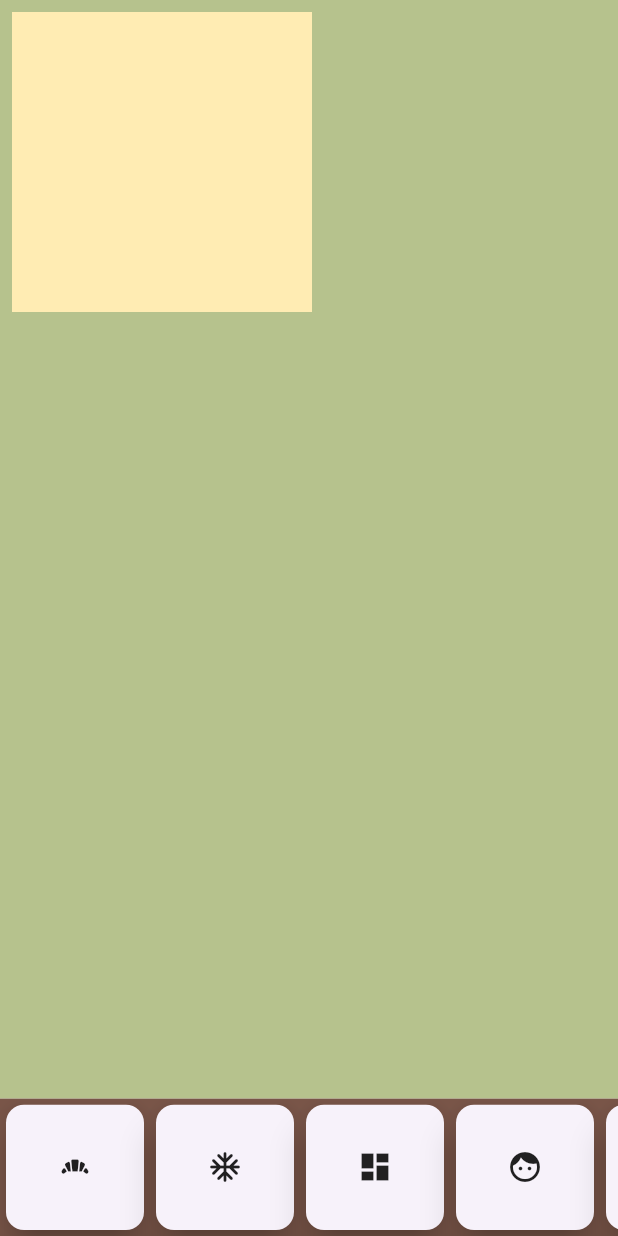
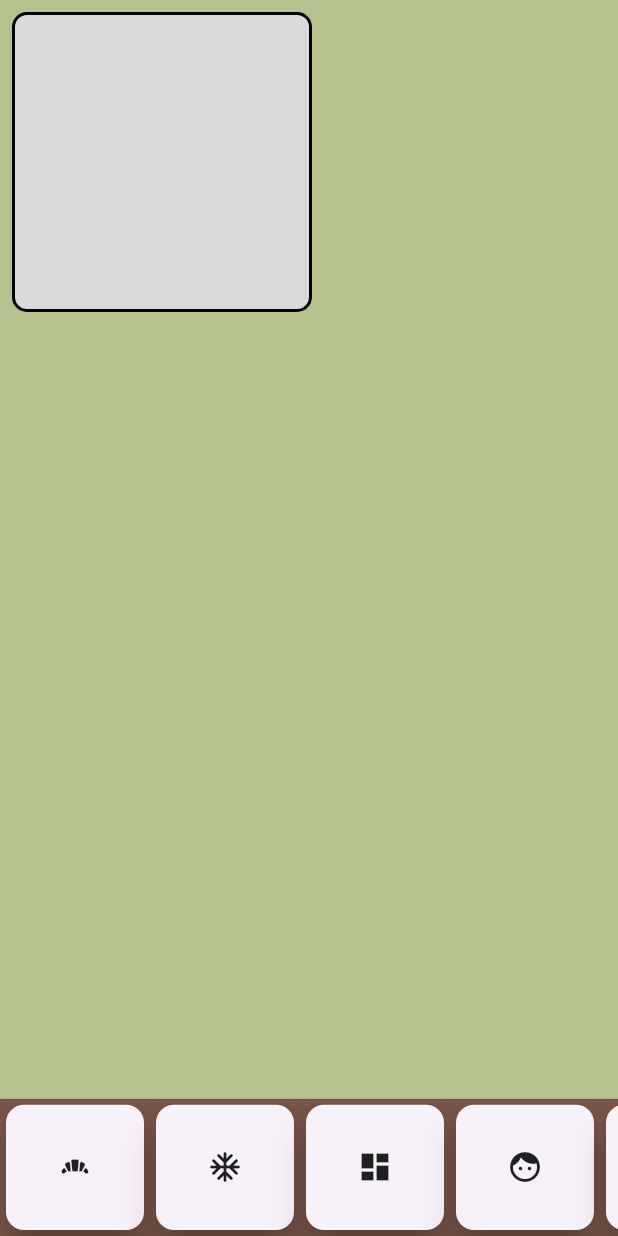
Before and after one commit to hrabosch/plntz, a Flutter app: the screen it shows after launch, on a phone screen of 412 x 824 dp. Run offline on Flutter 3.47's test engine with Material 3 defaults, Android fonts, the phone set to English and light mode, and no system bars; our stand-ins replace hooks_riverpod; missing offline and left inert: matrix_gesture_detector.

Commit message:
Little decoration change to make main layout container more visible for dev experiments

```diff
--- a/lib/main.dart
+++ b/lib/main.dart
@@ -41,14 +41,21 @@ class GardenLayout extends StatelessWidget {
                   flex: 8,
                   child: Container(
                     padding: const EdgeInsets.all(8.0),
-                    decoration: BoxDecoration(
+                    decoration: const BoxDecoration(
                       color: Color.fromARGB(255, 182, 194, 141),
                     ),
                     child: ZoomableWidget(
                       key: const Key("asdfasfd"),
                       child: Stack(
                         children: [
-                          Container(width: 200, height: 200, color: Colors.amber.shade100),
+                          Container(
+                            width: 200,
+                            height: 200,
+                            decoration: BoxDecoration(
+                                borderRadius: BorderRadius.circular(10.0),
+                                color: const Color.fromARGB(255, 218, 218, 218),
+                                border: Border.all(color: Colors.black, width: 2)),
+                          ),
                           ...layoutObjects
                               .map(
                                 (layoutObject) => Positioned(
```
